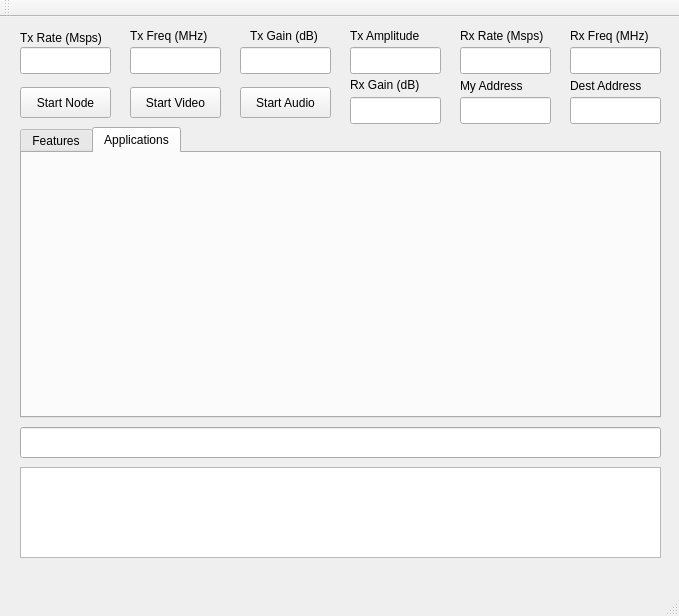
Above: mainwindow.ui from vlenircissrma/CogWave before the change. Below: the same form after it.
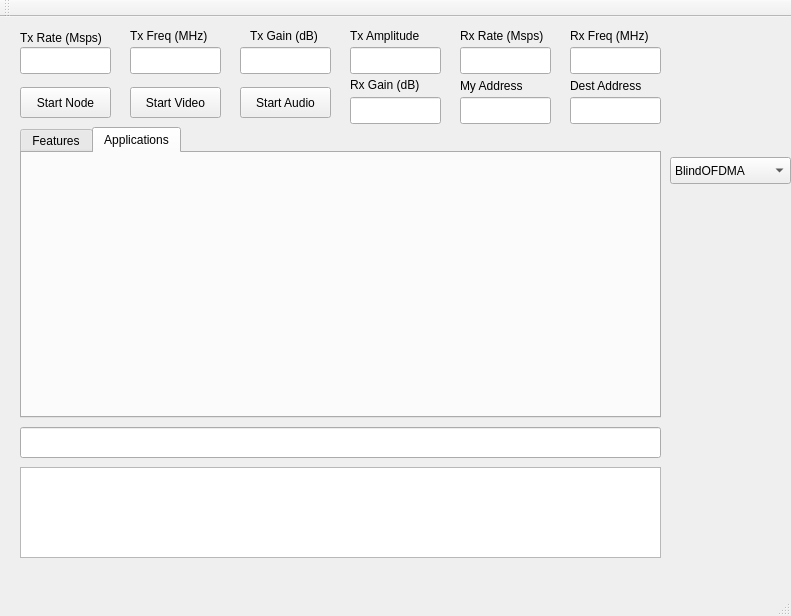
That is the form after the change. Custom widgets are drawn as their Qt base class.

Commit message: Delay and Add Direct Direct Sequence (DADS) waveform in FDD mode. Waveform_RX and Waveform_TX abstract class to include different waveforms in mainwindow.cpp. Control of the waveform in Qt by a comboBox. Users can reuse the same principle to include other waveforms.

```diff
--- a/mainwindow.ui
+++ b/mainwindow.ui
@@ -6,7 +6,7 @@
    <rect>
     <x>0</x>
     <y>0</y>
-    <width>679</width>
+    <width>791</width>
     <height>616</height>
    </rect>
   </property>
@@ -343,6 +343,26 @@
      </widget>
     </widget>
    </widget>
+   <widget class="QComboBox" name="comboBox">
+    <property name="geometry">
+     <rect>
+      <x>670</x>
+      <y>140</y>
+      <width>121</width>
+      <height>27</height>
+     </rect>
+    </property>
+    <item>
+     <property name="text">
+      <string>BlindOFDMA</string>
+     </property>
+    </item>
+    <item>
+     <property name="text">
+      <string>DADS</string>
+     </property>
+    </item>
+   </widget>
   </widget>
   <widget class="QMenuBar" name="menuBar">
    <property name="geometry">
```
Left out of the diff: 5 changed lines with no effect on the pictures. The commit also changes 23 other files.
